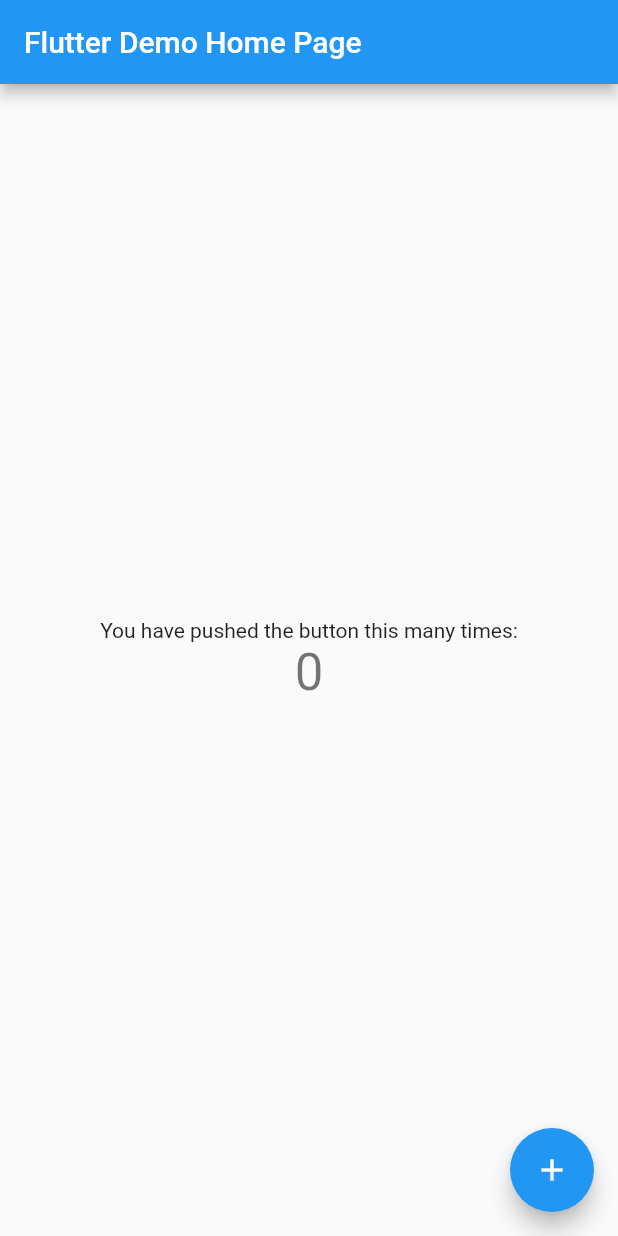
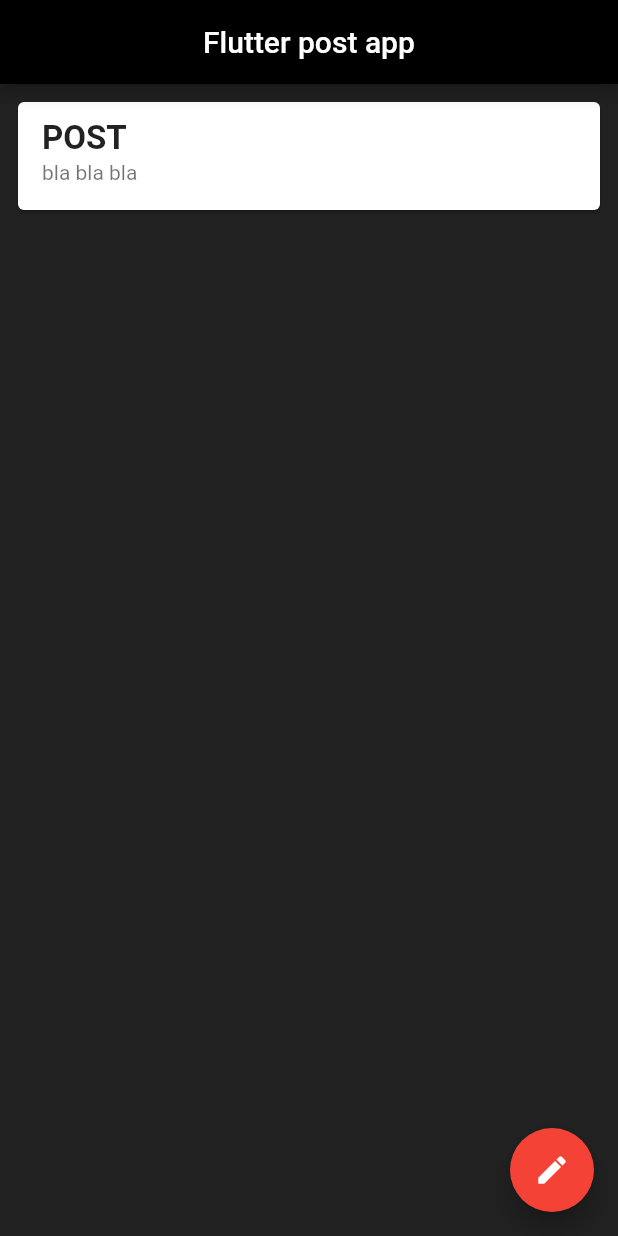
Before and after one commit to youngleek0918/blog-flutter, a Flutter app: the screen it shows after launch, on a phone screen of 412 x 824 dp. Run offline on Flutter 3.47's test engine with Material 2 defaults, Android fonts, the phone set to English and light mode, and no system bars; our stand-ins replace firebase_database; accounts and stored records are empty.

Commit message:
implemented creating post on firebase

```diff
--- /dev/null
+++ b/lib/db/PostService.dart
@@ -0,0 +1,17 @@
+import 'package:firebase_database/firebase_database.dart';
+
+
+class PostService{
+  String nodeName = "posts";
+  FirebaseDatabase database = FirebaseDatabase.instance;
+  DatabaseReference _databaseReference;
+  final Map post;
+
+  PostService(this.post);
+
+  addPost(){
+//    this is going to give a reference to the posts node
+    _databaseReference = database.reference().child(nodeName);
+    _databaseReference.push().set(post);
+  }
+}
--- a/lib/main.dart
+++ b/lib/main.dart
@@ -1,111 +1,16 @@
+import 'package:blog/screens/home.dart';
 import 'package:flutter/material.dart';
 
 void main() => runApp(MyApp());
 
+
 class MyApp extends StatelessWidget {
-  // This widget is the root of your application.
   @override
   Widget build(BuildContext context) {
     return MaterialApp(
-      title: 'Flutter Demo',
-      theme: ThemeData(
-        // This is the theme of your application.
-        //
-        // Try running your application with "flutter run". You'll see the
-        // application has a blue toolbar. Then, without quitting the app, try
-        // changing the primarySwatch below to Colors.green and then invoke
-        // "hot reload" (press "r" in the console where you ran "flutter run",
-        // or simply save your changes to "hot reload" in a Flutter IDE).
-        // Notice that the counter didn't reset back to zero; the application
-        // is not restarted.
-        primarySwatch: Colors.blue,
-      ),
-      home: MyHomePage(title: 'Flutter Demo Home Page'),
+      debugShowCheckedModeBanner: false,
+      home: HomePage(),
+      theme: ThemeData(primaryColor: Colors.black),
     );
   }
 }
-
-class MyHomePage extends StatefulWidget {
-  MyHomePage({Key key, this.title}) : super(key: key);
-
-  // This widget is the home page of your application. It is stateful, meaning
-  // that it has a State object (defined below) that contains fields that affect
-  // how it looks.
-
-  // This class is the configuration for the state. It holds the values (in this
-  // case the title) provided by the parent (in this case the App widget) and
-  // used by the build method of the State. Fields in a Widget subclass are
-  // always marked "final".
-
-  final String title;
-
-  @override
-  _MyHomePageState createState() => _MyHomePageState();
-}
-
-class _MyHomePageState extends State<MyHomePage> {
-  int _counter = 0;
-
-  void _incrementCounter() {
-    setState(() {
-      // This call to setState tells the Flutter framework that something has
-      // changed in this State, which causes it to rerun the build method below
-      // so that the display can reflect the updated values. If we changed
-      // _counter without calling setState(), then the build method would not be
-      // called again, and so nothing would appear to happen.
-      _counter++;
-    });
-  }
-
-  @override
-  Widget build(BuildContext context) {
-    // This method is rerun every time setState is called, for instance as done
-    // by the _incrementCounter method above.
-    //
-    // The Flutter framework has been optimized to make rerunning build methods
-    // fast, so that you can just rebuild anything that needs updating rather
-    // than having to individually change instances of widgets.
-    return Scaffold(
-      appBar: AppBar(
-        // Here we take the value from the MyHomePage object that was created by
-        // the App.build method, and use it to set our appbar title.
-        title: Text(widget.title),
-      ),
-      body: Center(
-        // Center is a layout widget. It takes a single child and positions it
-        // in the middle of the parent.
-        child: Column(
-          // Column is also a layout widget. It takes a list of children and
-          // arranges them vertically. By default, it sizes itself to fit its
-          // children horizontally, and tries to be as tall as its parent.
-          //
-          // Invoke "debug painting" (press "p" in the console, choose the
-          // "Toggle Debug Paint" action from the Flutter Inspector in Android
-          // Studio, or the "Toggle Debug Paint" command in Visual Studio Code)
-          // to see the wireframe for each widget.
-          //
-          // Column has various properties to control how it sizes itself and
-          // how it positions its children. Here we use mainAxisAlignment to
-          // center the children vertically; the main axis here is the vertical
-          // axis because Columns are vertical (the cross axis would be
-          // horizontal).
-          mainAxisAlignment: MainAxisAlignment.center,
-          children: <Widget>[
-            Text(
-              'You have pushed the button this many times:',
-            ),
-            Text(
-              '$_counter',
-              style: Theme.of(context).textTheme.display1,
-            ),
-          ],
-        ),
-      ),
-      floatingActionButton: FloatingActionButton(
-        onPressed: _incrementCounter,
-        tooltip: 'Increment',
-        child: Icon(Icons.add),
-      ), // This trailing comma makes auto-formatting nicer for build methods.
-    );
-  }
-}
--- /dev/null
+++ b/lib/screens/home.dart
@@ -0,0 +1,42 @@
+import 'package:blog/screens/add_post.dart';
+import 'package:flutter/material.dart';
+
+class HomePage extends StatefulWidget {
+  @override
+  _HomePageState createState() => _HomePageState();
+}
+
+class _HomePageState extends State<HomePage> {
+  @override
+  Widget build(BuildContext context) {
+    return Scaffold(
+      appBar: AppBar(
+        title: Text("Flutter post app"),
+        backgroundColor: Theme.of(context).primaryColor,
+        centerTitle: true,
+      ),
+      body:
+        Container(
+          color: Colors.black87,
+          child: Column(
+            children: <Widget>[
+              Padding(
+                padding: const EdgeInsets.all(8.0),
+                child: Card(child: ListTile(
+                  title: Text("POST", style: TextStyle(fontSize: 22.0, fontWeight: FontWeight.bold),),
+                    subtitle: Text("bla bla bla"),
+                ),),
+              ),
+            ],
+          ),
+        ),
+      floatingActionButton: FloatingActionButton(onPressed: (){
+        Navigator.push(context, MaterialPageRoute(builder: (context)=>AddPost()));
+      },
+        child: Icon(Icons.edit, color: Colors.white,),
+        backgroundColor: Colors.red,
+        tooltip: "add a post",
+      ),
+    );
+  }
+}
```
Also changed, not shown: lib/models/post.dart (added, +32 -0 lines), lib/screens/add_post.dart (added, +86 -0 lines).
